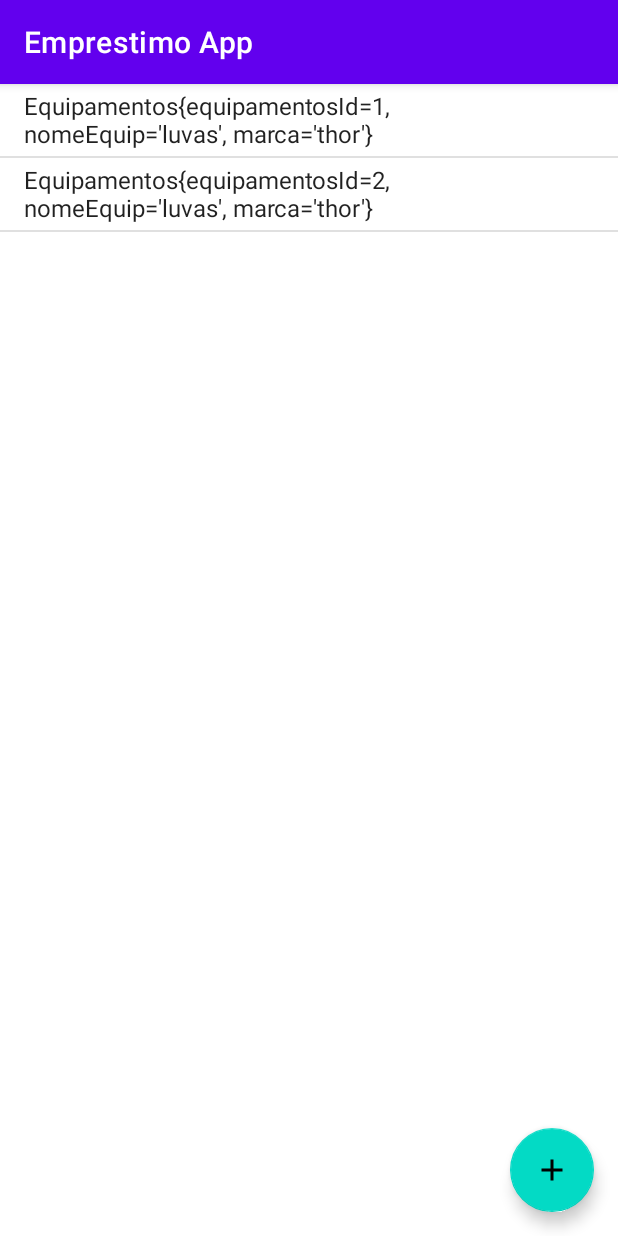
After one commit to LucasGMeneses/emprestimo-app, an Android app: the fragment EquipamentosPage shown on its own in the app's theme, on a phone screen of 412 x 824 dp. The commit adds this screen. Run offline under Robolectric (Android 15) with nearby library versions, the phone set to English and light mode, and no system bars; our stand-ins replace Room's generated code.

Commit message:
adicionada as paginas equipamentos e emprestimos

```diff
--- a/app/build.gradle
+++ b/app/build.gradle
@@ -28,6 +28,7 @@ android {
 }
 
 dependencies {
+    implementation 'androidx.legacy:legacy-support-v4:1.0.0'
     def room_version = "2.3.0"
 
     implementation "androidx.room:room-runtime:$room_version"
--- a/app/src/main/java/com/example/emprestimoapp/models/AppDatabase.java
+++ b/app/src/main/java/com/example/emprestimoapp/models/AppDatabase.java
@@ -18,7 +18,7 @@ public abstract class AppDatabase extends RoomDatabase {
 
         if (INSTANCE == null){
             INSTANCE = Room.databaseBuilder(context.getApplicationContext(),
-                    AppDatabase.class, "EmpresaX").allowMainThreadQueries().build();
+                    AppDatabase.class, "EmpresaX").allowMainThreadQueries().build();//.allowMainThreadQueries()
         }
         return INSTANCE;
     }
--- a/app/src/main/java/com/example/emprestimoapp/models/entity/Equipamentos.java
+++ b/app/src/main/java/com/example/emprestimoapp/models/entity/Equipamentos.java
@@ -3,6 +3,11 @@ package com.example.emprestimoapp.models.entity;
 import androidx.room.ColumnInfo;
 import androidx.room.Entity;
 import androidx.room.PrimaryKey;
+
+import com.example.emprestimoapp.models.AppDatabase;
+import com.example.emprestimoapp.pages.EquipamentosPage;
+
+import java.util.List;
 
 @Entity(tableName = "equipamentos")
 public class Equipamentos {
--- /dev/null
+++ b/app/src/main/java/com/example/emprestimoapp/pages/EquipamentosPage.java
@@ -0,0 +1,49 @@
+package com.example.emprestimoapp.pages;
+
+import android.os.Bundle;
+
+import androidx.annotation.NonNull;
+import androidx.annotation.Nullable;
+import androidx.fragment.app.Fragment;
+
+import android.view.LayoutInflater;
+import android.view.View;
+import android.view.ViewGroup;
+import android.widget.ArrayAdapter;
+import android.widget.ListView;
+
+import com.example.emprestimoapp.R;
+import com.example.emprestimoapp.models.AppDatabase;
+import com.example.emprestimoapp.models.entity.Equipamentos;
+
+import java.util.List;
+
+public class EquipamentosPage extends Fragment {
+    private List<Equipamentos> equipamentos;
+    private ListView lista;
+
+    public EquipamentosPage() {
+        // Required empty public constructor
+    }
+
+    @Override
+    public View onCreateView(LayoutInflater inflater, ViewGroup container,
+                             Bundle savedInstanceState) {
+
+        return inflater.inflate(R.layout.fragment_equipamentos_page, container, false);
+    }
+
+    @Override
+    public void onViewCreated(@NonNull View view, @Nullable Bundle savedInstanceState) {
+        lista = (ListView) view.findViewById(R.id.lista);
+        getActivity().getApplicationContext().deleteDatabase("EmpresaX"); //remove o banco de dados
+        ///adiciona um novo equipamento
+        Equipamentos equip = new Equipamentos("luvas","thor");
+        AppDatabase db = AppDatabase.getDatabase(getActivity().getApplicationContext());
+        db.equipamentosTable().insertAll(equip);
+
+        equipamentos = db.equipamentosTable().getAll();
+        ArrayAdapter<Equipamentos> adapter = new ArrayAdapter<Equipamentos>(getContext(), android.R.layout.simple_list_item_1, equipamentos);
+        lista.setAdapter(adapter);
+    }
+}
--- /dev/null
+++ b/app/src/main/res/drawable/ic_baseline_add_24.xml
@@ -0,0 +1,5 @@
+<vector android:height="24dp" android:tint="#FFFFFF"
+    android:viewportHeight="24" android:viewportWidth="24"
+    android:width="24dp" xmlns:android="http://schemas.android.com/apk/res/android">
+    <path android:fillColor="@android:color/white" android:pathData="M19,13h-6v6h-2v-6H5v-2h6V5h2v6h6v2z"/>
+</vector>
--- /dev/null
+++ b/app/src/main/res/layout/fragment_equipamentos_page.xml
@@ -0,0 +1,22 @@
+<?xml version="1.0" encoding="utf-8"?>
+<FrameLayout xmlns:android="http://schemas.android.com/apk/res/android"
+    xmlns:tools="http://schemas.android.com/tools"
+    android:layout_width="match_parent"
+    android:layout_height="match_parent"
+    tools:context=".pages.EquipamentosPage">
+    <ListView
+        android:id="@+id/lista"
+        android:layout_width="match_parent"
+        android:layout_height="match_parent"
+
+        />
+
+    <com.google.android.material.floatingactionbutton.FloatingActionButton
+        android:layout_width="wrap_content"
+        android:layout_height="wrap_content"
+        android:layout_gravity="bottom|end"
+        android:layout_margin="16dp"
+        android:src="@drawable/ic_baseline_add_24"
+        />
+
+</FrameLayout>
--- a/app/src/main/res/values/strings.xml
+++ b/app/src/main/res/values/strings.xml
@@ -1,3 +1,5 @@
 <resources>
     <string name="app_name">Emprestimo App</string>
+    <!-- TODO: Remove or change this placeholder text -->
+    <string name="hello_blank_fragment">Hello blank fragment</string>
 </resources>
```
Also changed, not shown: app/src/main/java/com/example/emprestimoapp/MainActivity.java (+23 -12 lines), app/src/main/java/com/example/emprestimoapp/ViewPageAdapter.java (added, +29 -0 lines), app/src/main/java/com/example/emprestimoapp/pages/EmprestimosPage.java (added, +21 -0 lines), app/src/main/res/layout/activity_main.xml (+12 -4 lines), app/src/main/res/layout/fragment_emprestimos_page.xml (added, +21 -0 lines).
